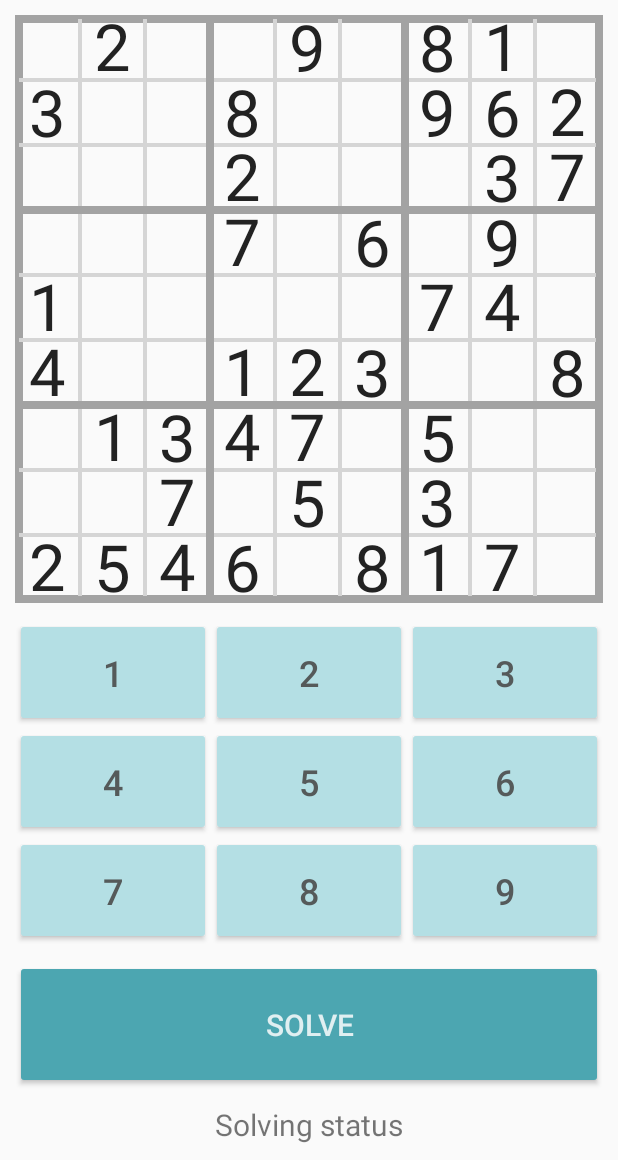
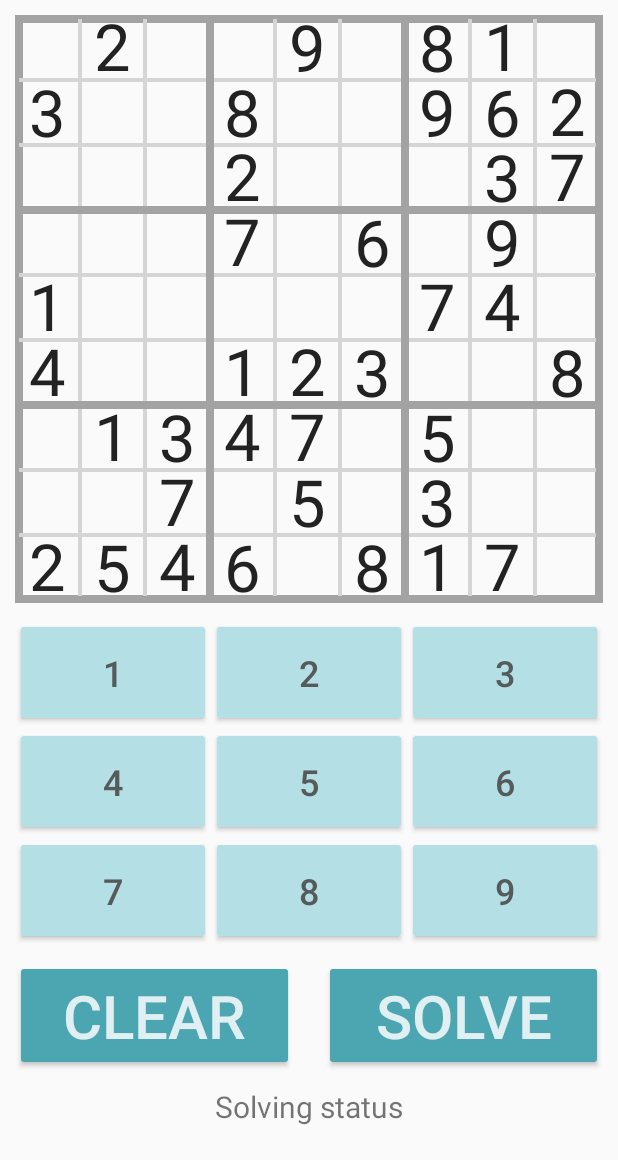
Before and after one commit to bhadrik/Sudoku-android, an Android app: the screen it shows after launch (MainActivity), on a phone screen of 412 x 824 dp, the part 76-1236 px from its top. Run offline under Robolectric (Android 15) with nearby library versions, the light colour scheme and no system bars.

Commit message:
Clear button added

```diff
--- a/app/src/main/java/com/bhadrik/sudoku/MainActivity.java
+++ b/app/src/main/java/com/bhadrik/sudoku/MainActivity.java
@@ -68,4 +68,8 @@ public class MainActivity extends AppCompatActivity {
         gameBoard.invalidate();
     }
 
+    public void BTNClearPress(View view){
+        gameBoardSolver.clear();
+    }
+
 }
--- a/app/src/main/java/com/bhadrik/sudoku/Solver.java
+++ b/app/src/main/java/com/bhadrik/sudoku/Solver.java
@@ -276,4 +276,12 @@ public class Solver {
             Log.i("Solving", str.toString());
         }
     }
+
+    public void clear(){
+        for (int i=0; i<9; i++){
+            for(int j=0; j<9; j++){
+                board[i][j] = 0;
+            }
+        }
+    }
 }
--- a/app/src/main/res/layout/activity_main.xml
+++ b/app/src/main/res/layout/activity_main.xml
@@ -183,10 +183,28 @@
 
         </LinearLayout>
 
+        <LinearLayout
+            android:layout_width="match_parent"
+            android:layout_height="wrap_content"
+            android:orientation="horizontal">
+
+            <Button
+                android:id="@+id/BTNClear"
+                android:layout_width="match_parent"
+                android:layout_height="wrap_content"
+                android:layout_marginLeft="10dp"
+                android:layout_marginRight="10dp"
+                android:layout_weight="1"
+                android:backgroundTint="#4CA6B1"
+                android:onClick="BTNClearPress"
+                android:text="@string/clear"
+                android:textColor="#E0EFF1"
+                android:textSize="40sp"/>
+
             <Button
                 android:id="@+id/BTNSolve"
                 android:layout_width="match_parent"
-            android:layout_height="0dp"
+                android:layout_height="wrap_content"
                 android:layout_marginLeft="10dp"
                 android:layout_marginRight="10dp"
                 android:layout_weight="1"
@@ -194,7 +212,9 @@
                 android:onClick="BTNSolvePress"
                 android:text="@string/solve"
                 android:textColor="#E0EFF1"
-            android:textSize="20sp"/>
+                android:textSize="40sp"/>
+
+        </LinearLayout>
 
         <TextView
             android:id="@+id/Status"
--- a/app/src/main/res/values/strings.xml
+++ b/app/src/main/res/values/strings.xml
@@ -10,4 +10,5 @@
     <string name="Eight">8</string>
     <string name="Nine">9</string>
     <string name="solve">Solve</string>
+    <string name="clear">Clear</string>
 </resources>
```
Lines whose indentation alone changed are shown as unchanged.
